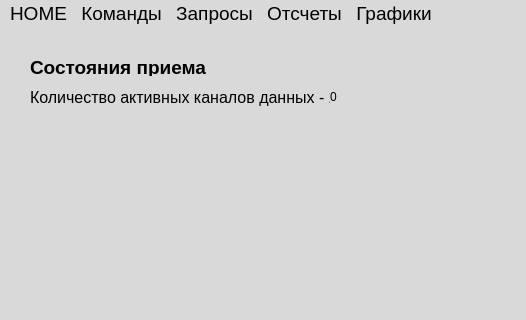
Qt form view/mainwindow.ui (waitskoro/APS) before a commit; both pictures show x 0 to 526 and y 0 to 320 of the 800 by 600 pixel window.
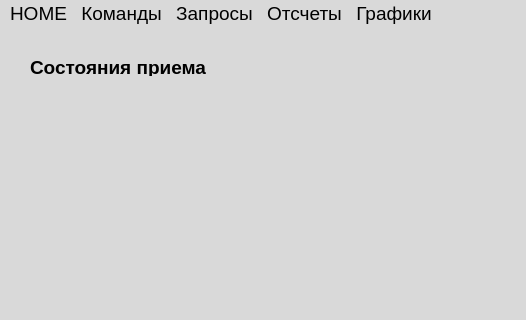
The same form after that commit.

The edit to the form file:
```diff
--- a/view/mainwindow.ui
+++ b/view/mainwindow.ui
@@ -53,43 +53,6 @@
      <string>Состояния приема</string>
     </property>
    </widget>
-   <widget class="QLabel" name="label_2">
-    <property name="geometry">
-     <rect>
-      <x>30</x>
-      <y>60</y>
-      <width>301</width>
-      <height>18</height>
-     </rect>
-    </property>
-    <property name="font">
-     <font>
-      <pointsize>12</pointsize>
-     </font>
-    </property>
-    <property name="styleSheet">
-     <string notr="true">color: rgb(0, 0, 0);</string>
-    </property>
-    <property name="text">
-     <string>Количество активных каналов данных - 2</string>
-    </property>
-   </widget>
-   <widget class="QLabel" name="activeChannel">
-    <property name="geometry">
-     <rect>
-      <x>330</x>
-      <y>60</y>
-      <width>66</width>
-      <height>18</height>
-     </rect>
-    </property>
-    <property name="styleSheet">
-     <string notr="true">color: rgb(0, 0, 0);</string>
-    </property>
-    <property name="text">
-     <string>0</string>
-    </property>
-   </widget>
   </widget>
   <widget class="QMenuBar" name="menubar">
    <property name="geometry">
```
Left out of the diff: 8 changed lines with no effect on the pictures.
